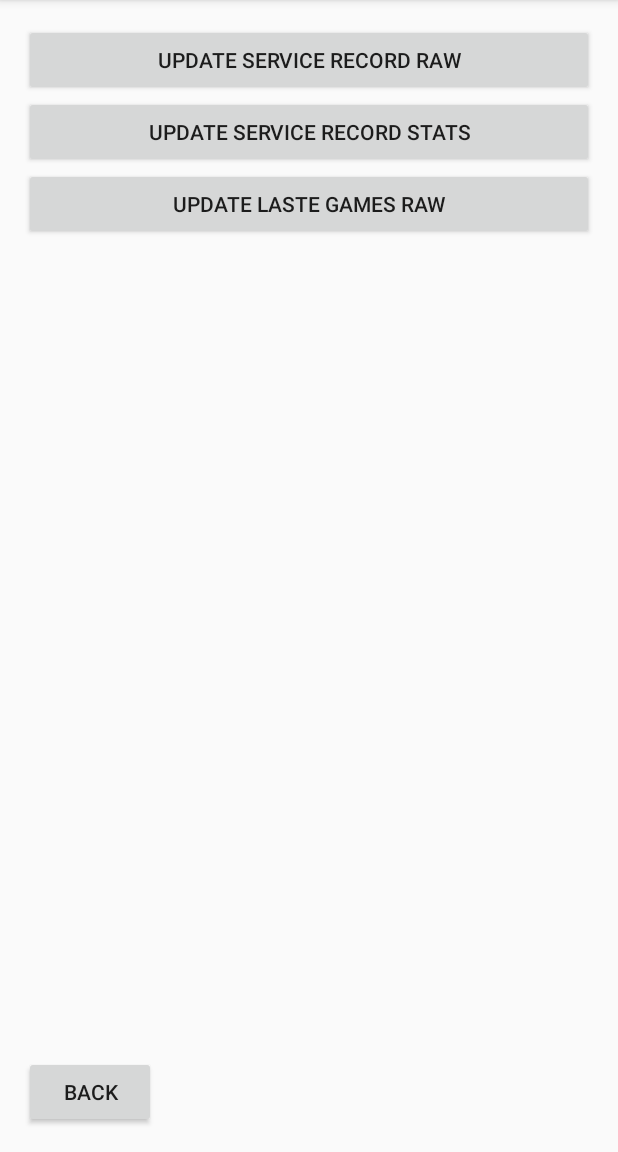
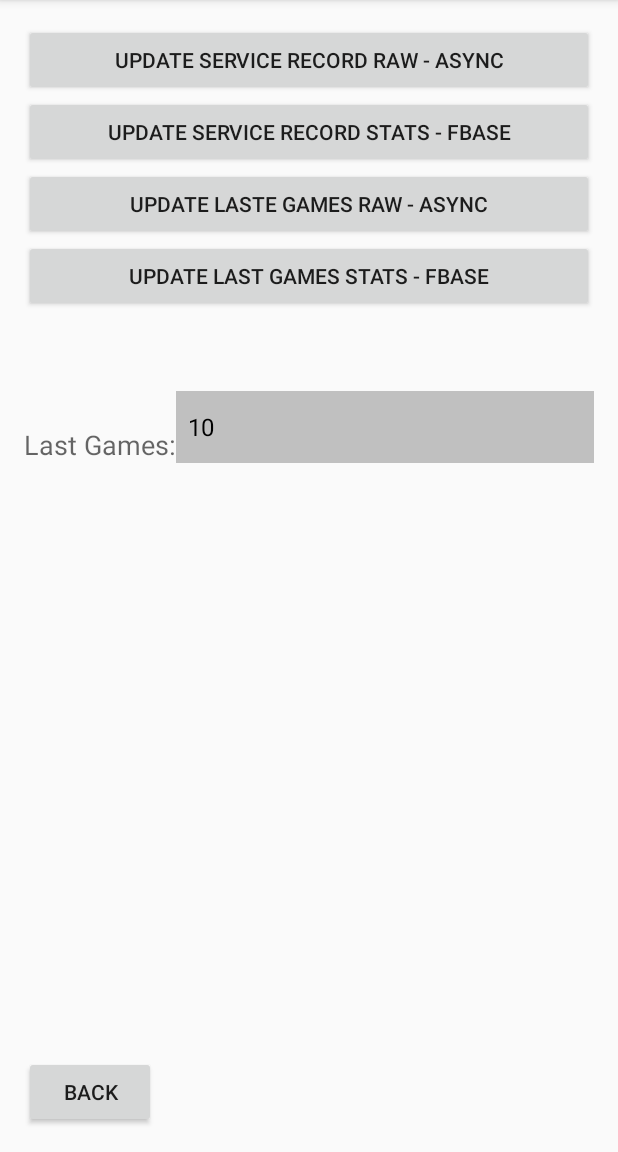
Before and after one commit to tiredpapi/Halo5, an Android app: the screen it shows after launch (UpdateServiceRecordActivity before the commit, ActivityUpdate after it), after a tap on "UPDATE", on a phone screen of 412 x 824 dp, the part 84-1236 px from its top. Run offline under Robolectric (Android 15) with nearby library versions, the phone set to English and light mode, and no system bars; our stand-ins replace Firebase (no records; nobody signed in at launch, a user with empty details on screens opened directly).

Commit message:
Per game and trends done, all working

```diff
--- a/app/src/main/AndroidManifest.xml
+++ b/app/src/main/AndroidManifest.xml
@@ -10,7 +10,7 @@
         android:label="@string/app_name"
         android:supportsRtl="true"
         android:theme="@style/AppTheme">
-        <activity android:name=".MainActivity"
+        <activity android:name=".ActivityMain"
             android:screenOrientation="portrait">
             <intent-filter>
                 <action android:name="android.intent.action.MAIN" />
@@ -18,7 +18,7 @@
                 <category android:name="android.intent.category.LAUNCHER" />
             </intent-filter>
         </activity>
-        <activity android:name=".UpdateServiceRecordActivity" />
+        <activity android:name=".ActivityUpdate" />
     </application>
 
 </manifest>
--- /dev/null
+++ b/app/src/main/java/com/tiredpapi/halo5/ActivityMain.java
@@ -0,0 +1,96 @@
+package com.tiredpapi.halo5;
+
+import android.content.Intent;
+import android.os.Bundle;
+import android.support.v7.app.AppCompatActivity;
+import android.text.Html;
+import android.util.Log;
+import android.view.View;
+import android.widget.TextView;
+
+import com.google.firebase.database.DataSnapshot;
+import com.google.firebase.database.DatabaseError;
+import com.google.firebase.database.DatabaseReference;
+import com.google.firebase.database.FirebaseDatabase;
+import com.google.firebase.database.ValueEventListener;
+
+public class ActivityMain extends AppCompatActivity {
+    TextView textViewInfo;
+    TextView textViewTombav;
+    TextView textViewBorec;
+    TextView textViewLimited;
+
+    public static DatabaseReference rootRef;
+    private String info = "Games:\nCsrPercentil:\nTotalKills:\nTotalAssist:\nTotalDeaths:\nKill/g:\nAss/g:\nDeath/g:\n"+
+            "GamesWon:\nGamesLost:\nGamesWon%:\nTotalHeadShot:\nTotalHead%:\n";
+
+    private String lastGame = "-\nLast Games:\nTotal Kills:\nTotal Assist:\nTotal Death\n" +
+            "Kill/g:\nAssist/g:\nDeaths/g:\n";
+
+    private String trends = "-\nTrends:\nKills:\nAssist:\nDeaths:\n";
+
+    public void buttonUpdateServiceRecordMain(View view) {
+        Intent i = new Intent(this, ActivityUpdate.class);
+        startActivity(i);
+    }
+
+    @Override
+    protected void onCreate(Bundle savedInstanceState) {
+        super.onCreate(savedInstanceState);
+        setContentView(R.layout.activity_main);
+
+        textViewInfo = (TextView) findViewById(R.id.textViewInfo);
+        textViewBorec = (TextView) findViewById(R.id.textViewBorec);
+        textViewLimited = (TextView) findViewById(R.id.textViewLimited);
+        textViewTombav = (TextView) findViewById(R.id.textViewTombav);
+
+        textViewInfo.setTextSize(20);
+        textViewInfo.setText(info + lastGame + trends);
+
+        rootRef = FirebaseDatabase.getInstance().getReferenceFromUrl(Constant.FIREBASE_URL);
+
+        rootRef.addListenerForSingleValueEvent(new ValueEventListener() {
+            @Override
+            public void onDataChange(DataSnapshot dataSnapshot) {
+                try {
+                    StringServiceRecord tombavS = new StringServiceRecord(dataSnapshot.child("Service Record Stats").child("tombav").getValue().toString());
+                    StringServiceRecord borecS = new StringServiceRecord(dataSnapshot.child("Service Record Stats").child("borec z prahy").getValue().toString());
+                    StringServiceRecord limitedS = new StringServiceRecord(dataSnapshot.child("Service Record Stats").child("limitedoregon9").getValue().toString());
+
+                    StringGamesRecord tombavG = new StringGamesRecord(dataSnapshot.child("Games Record Stats").child("tombav").getValue().toString());
+                    StringGamesRecord borecG = new StringGamesRecord(dataSnapshot.child("Games Record Stats").child("borec z prahy").getValue().toString());
+                    StringGamesRecord limitedG = new StringGamesRecord(dataSnapshot.child("Games Record Stats").child("limitedoregon9").getValue().toString());
+
+                    StringTrendsRecord tombavT = new StringTrendsRecord(dataSnapshot.child("Service Record Stats").child("tombav").getValue().toString(),
+                            dataSnapshot.child("Games Record Stats").child("tombav").getValue().toString());
+                    StringTrendsRecord borecT = new StringTrendsRecord(dataSnapshot.child("Service Record Stats").child("borec z prahy").getValue().toString(),
+                            dataSnapshot.child("Games Record Stats").child("borec z prahy").getValue().toString());
+                    StringTrendsRecord limitedT = new StringTrendsRecord(dataSnapshot.child("Service Record Stats").child("limitedoregon9").getValue().toString(),
+                            dataSnapshot.child("Games Record Stats").child("limitedoregon9").getValue().toString());
+
+
+                    String tommbav = "tombav\n" + tombavS.getStatsString() + "-\n" + tombavG.getStatsSting() + "-\n\n" + tombavT.getStats();
+                    String borec = "borec\n" + borecS.getStatsString() + "-\n" + borecG.getStatsSting()+ "-\n\n" + borecT.getStats();
+                    String limited = "limited\n" + limitedS.getStatsString() + "-\n" + limitedG.getStatsSting()+ "-\n\n" + limitedT.getStats();
+
+                    textViewBorec.setTextSize(20);
+                    textViewTombav.setTextSize(20);
+                    textViewLimited.setTextSize(20);
+
+                    textViewTombav.setText(tommbav);
+                    textViewLimited.setText(limited);
+                    textViewBorec.setText(borec);
+
+                } catch (Exception e) {
+                    Log.w(Constant.LOG_TAG, e);
+                }
+
+            }
+
+            @Override
+            public void onCancelled(DatabaseError databaseError) {
+                Log.w(Constant.LOG_TAG, databaseError.toString());
+            }
+        });
+    }
+}
--- a/app/src/main/java/com/tiredpapi/halo5/ServiceRecordAsyncTask.java
+++ b/app/src/main/java/com/tiredpapi/halo5/GetDataAsyncTask.java
@@ -20,7 +20,7 @@ import java.net.HttpURLConnection;
 import java.net.MalformedURLException;
 import java.net.URL;
 
-class ServiceRecordAsyncTask extends AsyncTask<String, Void, String> {
+class GetDataAsyncTask extends AsyncTask<String, Void, String> {
     private String data = "";
 
     @Override
--- a/app/src/main/java/com/tiredpapi/halo5/DisplayServiceRecordJSON.java
+++ b/app/src/main/java/com/tiredpapi/halo5/JsonServiceRecord.java
@@ -13,7 +13,7 @@ import java.util.Map;
 /**
  * Created by michal on 10/26/2016.
  */
-public class DisplayServiceRecordJSON {
+public class JsonServiceRecord {
     private JSONObject jsonObjectData;
     private JSONArray jsonArrayResults;
     private JSONObject jsonObjectResult;
@@ -29,7 +29,7 @@ public class DisplayServiceRecordJSON {
     private String totalGamesLost;
     private String totalHeadShots;
 
-    public DisplayServiceRecordJSON(String data) throws JSONException {
+    public JsonServiceRecord(String data) throws JSONException {
         this.jsonObjectData = new JSONObject(data);
         this.jsonArrayResults = jsonObjectData.getJSONArray("Results");
         this.jsonObjectResult = new JSONObject(jsonArrayResults.getJSONObject(0).getString("Result"));
--- a/app/src/main/java/com/tiredpapi/halo5/MainActivity.java
+++ /dev/null
@@ -1,80 +0,0 @@
-package com.tiredpapi.halo5;
-
-import android.content.Intent;
-import android.os.Bundle;
-import android.support.v7.app.AppCompatActivity;
-import android.util.Log;
-import android.view.View;
-import android.widget.TextView;
-
-import com.google.firebase.database.DataSnapshot;
-import com.google.firebase.database.DatabaseError;
-import com.google.firebase.database.DatabaseReference;
-import com.google.firebase.database.FirebaseDatabase;
-import com.google.firebase.database.ValueEventListener;
-
-import org.json.JSONObject;
-
-import java.util.HashMap;
-import java.util.Map;
-
-public class MainActivity extends AppCompatActivity {
-    TextView textViewInfo;
-    TextView textViewTombav;
-    TextView textViewBorec;
-    TextView textViewLimited;
-
-    public static DatabaseReference rootRef;
-    private String info = "Games:\nCsrPercentil:\nTotalKills:\nTotalAssist:\nTotalDeaths:\nKill/g:\nAss/g:\nDeath/g:\n"+
-            "GamesWon:\nGamesLost:\nGamesWon%:\nTotalHeadShot:\nTotalHead%:\n";
-
-    private String lastGame = "Last Games:\n";
-
-    public void buttonUpdateServiceRecordMain(View view) {
-        Intent i = new Intent(this, UpdateServiceRecordActivity.class);
-        startActivity(i);
-    }
-
-    @Override
-    protected void onCreate(Bundle savedInstanceState) {
-        super.onCreate(savedInstanceState);
-        setContentView(R.layout.activity_main);
-
-        textViewInfo = (TextView) findViewById(R.id.textViewInfo);
-        textViewBorec = (TextView) findViewById(R.id.textViewBorec);
-        textViewLimited = (TextView) findViewById(R.id.textViewLimited);
-        textViewTombav = (TextView) findViewById(R.id.textViewTombav);
-
-        textViewInfo.setText(info + lastGame);
-
-        rootRef = FirebaseDatabase.getInstance().getReferenceFromUrl(Constant.FIREBASE_URL);
-
-        rootRef.addListenerForSingleValueEvent(new ValueEventListener() {
-            @Override
-            public void onDataChange(DataSnapshot dataSnapshot) {
-                try {
-                    ServiceRecordStats tombavS = new ServiceRecordStats(dataSnapshot.child("Service Record Stats").child("tombav").getValue().toString());
-                    ServiceRecordStats borecS = new ServiceRecordStats(dataSnapshot.child("Service Record Stats").child("borec z prahy").getValue().toString());
-                    ServiceRecordStats limitedS = new ServiceRecordStats(dataSnapshot.child("Service Record Stats").child("limitedoregon9").getValue().toString());
-
-                    String tommbav = "tombav\n" + tombavS.getStatsString();
-                    String borec = "borec\n" + borecS.getStatsString();
-                    String limited = "limited\n" + limitedS.getStatsString();
-
-                    textViewTombav.setText(tommbav);
-                    textViewLimited.setText(limited);
-                    textViewBorec.setText(borec);
-
-                } catch (Exception e) {
-                    Log.w(Constant.LOG_TAG, e);
-                }
-
-            }
-
-            @Override
-            public void onCancelled(DatabaseError databaseError) {
-                Log.w(Constant.LOG_TAG, databaseError.toString());
-            }
-        });
-    }
-}
--- a/app/src/main/java/com/tiredpapi/halo5/ServiceRecordStats.java
+++ b/app/src/main/java/com/tiredpapi/halo5/StringServiceRecord.java
@@ -8,10 +8,10 @@ import org.json.JSONObject;
 /**
  * Created by michal on 10/27/2016.
  */
-public class ServiceRecordStats {
+public class StringServiceRecord {
     private JSONObject jsonObject;
 
-    public ServiceRecordStats(String data) {
+    public StringServiceRecord(String data) {
         try {
             this.jsonObject = new JSONObject(data);
 
--- a/app/src/main/res/layout/activity_main.xml
+++ b/app/src/main/res/layout/activity_main.xml
@@ -7,7 +7,7 @@
     android:paddingLeft="@dimen/activity_horizontal_margin"
     android:paddingRight="@dimen/activity_horizontal_margin"
     android:paddingTop="@dimen/activity_vertical_margin"
-    tools:context="com.tiredpapi.halo5.MainActivity">
+    tools:context=".ActivityMain">
 
     <Button
         android:layout_width="wrap_content"
@@ -57,6 +57,6 @@
         android:id="@+id/textViewBorec"
         android:layout_alignParentTop="true"
         android:layout_toEndOf="@+id/textViewLimited"
-        android:layout_marginStart="23dp" />
+        android:layout_marginStart="23dp"/>
 
 </RelativeLayout>
--- a/app/src/main/res/layout/activity_update_service_record.xml
+++ b/app/src/main/res/layout/activity_update_service_record.xml
@@ -7,7 +7,7 @@
     android:paddingLeft="@dimen/activity_horizontal_margin"
     android:paddingRight="@dimen/activity_horizontal_margin"
     android:paddingTop="@dimen/activity_vertical_margin"
-    tools:context="com.tiredpapi.halo5.UpdateServiceRecordActivity">
+    tools:context=".ActivityUpdate">
 
     <Button
         android:layout_width="wrap_content"
@@ -21,7 +21,7 @@
     <Button
         android:layout_width="wrap_content"
         android:layout_height="wrap_content"
-        android:text="Update Service Record RAW"
+        android:text="Update Service Record RAW - Async"
         android:id="@+id/buttonUpdateServiceRecordService"
         android:onClick="buttonUpdateServiceRecordService"
         android:layout_alignParentTop="true"
@@ -40,7 +40,7 @@
     <Button
         android:layout_width="wrap_content"
         android:layout_height="wrap_content"
-        android:text="UPDATE SERVICE RECORD STATS"
+        android:text="UPDATE SERVICE RECORD STATS - FBase"
         android:id="@+id/buttonUpdateServiceRecordStats"
         android:layout_below="@+id/buttonUpdateServiceRecordService"
         android:layout_alignParentStart="true"
@@ -50,9 +50,40 @@
     <Button
         android:layout_width="wrap_content"
         android:layout_height="wrap_content"
-        android:text="UPDATE LASTE GAMES RAW"
+        android:text="UPDATE LASTE GAMES RAW - ASYNC"
         android:id="@+id/buttonLastGamesRaw"
         android:layout_below="@+id/buttonUpdateServiceRecordStats"
         android:layout_alignParentStart="true"
-        android:layout_alignEnd="@+id/buttonUpdateServiceRecordStats" />
+        android:layout_alignEnd="@+id/buttonUpdateServiceRecordStats"
+        android:onClick="buttonUpdateGamesRecordRaw"/>
+
+    <Button
+        android:layout_width="wrap_content"
+        android:layout_height="wrap_content"
+        android:text="UPDATE LAST GAMES STATS - FBASE"
+        android:id="@+id/button"
+        android:layout_below="@+id/buttonLastGamesRaw"
+        android:layout_alignParentStart="true"
+        android:layout_alignParentEnd="true"
+        android:onClick="buttonUpdateGamesRecordStats"/>
+
+    <TextView
+        android:layout_width="wrap_content"
+        android:layout_height="wrap_content"
+        android:textAppearance="?android:attr/textAppearanceMedium"
+        android:text="Last Games:"
+        android:id="@+id/textViewLastGames"
+        android:layout_below="@+id/textViewServiceRecord"
+        android:layout_alignParentStart="true"
+        android:layout_marginTop="55dp" />
+
+    <Spinner
+        android:layout_width="match_parent"
+        android:layout_height="wrap_content"
+        android:id="@+id/spinner"
+        android:layout_alignBottom="@+id/textViewLastGames"
+        android:layout_toEndOf="@+id/textViewLastGames"
+        android:spinnerMode="dropdown"
+        android:background="#c0c0c0" />
+
 </RelativeLayout>
```
Also changed, not shown: app/src/main/java/com/tiredpapi/halo5/ActivityUpdate.java (added, +171 -0 lines), app/src/main/java/com/tiredpapi/halo5/JsonGamesRecord.java (added, +66 -0 lines), app/src/main/java/com/tiredpapi/halo5/StringGamesRecord.java (added, +34 -0 lines), app/src/main/java/com/tiredpapi/halo5/StringTrendsRecord.java (added, +38 -0 lines), app/src/main/java/com/tiredpapi/halo5/UpdateServiceRecordActivity.java (deleted, +0 -91 lines), app/src/main/ic_launcher-web.png, app/src/main/res/mipmap-hdpi/ic_launcher.png, app/src/main/res/mipmap-mdpi/ic_launcher.png, app/src/main/res/mipmap-xhdpi/ic_launcher.png, app/src/main/res/mipmap-xxhdpi/ic_launcher.png, app/src/main/res/mipmap-xxxhdpi/ic_launcher.png.
